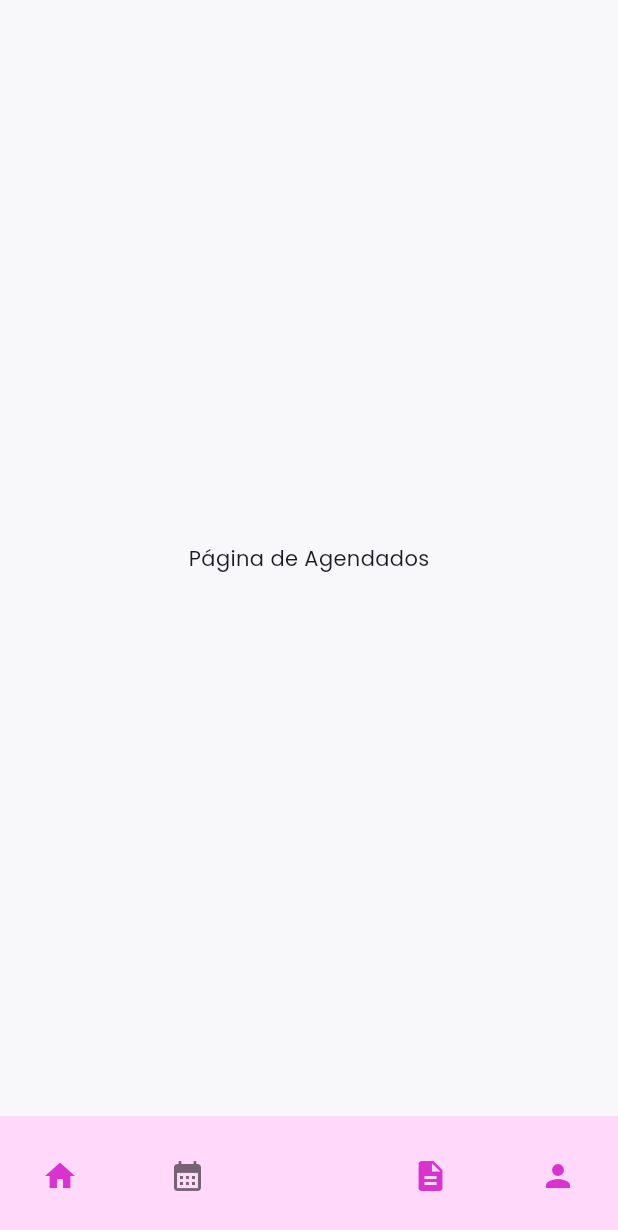
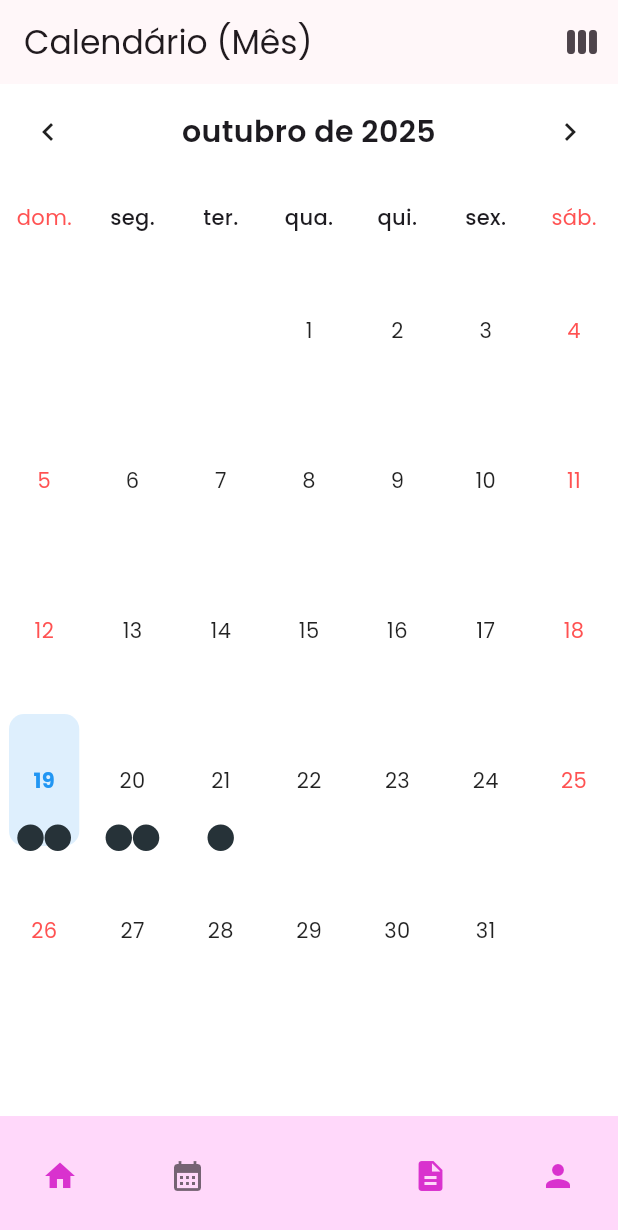
Before and after one commit to Luizgustavoo/tarefascrescer, a Flutter app: the MainScreen screen opened directly, item 2 of the bottom bar chosen, on a phone screen of 412 x 824 dp. Shown: the top 1230 px of the screen. Run offline on Flutter 3.47's test engine with Material 3 defaults, Android fonts, the light colour scheme and no system bars; drawn by our look-alikes of table_calendar; our stand-ins replace flutter_svg, google_fonts, image_picker, shared_preferences; accounts and stored records are empty.

Commit message:
calendar

```diff
--- a/lib/main.dart
+++ b/lib/main.dart
@@ -7,8 +7,11 @@ import 'package:tarefas_projetocrescer/providers/project_status_provider.dart';
 import 'package:tarefas_projetocrescer/providers/task_provider.dart';
 import 'package:tarefas_projetocrescer/providers/task_status_provider.dart';
 import 'package:tarefas_projetocrescer/screens/splash_screen.dart';
+import 'package:intl/date_symbol_data_local.dart';
 
-void main() {
+void main() async {
+  WidgetsFlutterBinding.ensureInitialized();
+  await initializeDateFormatting('pt_BR');
   runApp(
     MultiProvider(
       providers: [
--- /dev/null
+++ b/lib/screens/calendar_screen.dart
@@ -0,0 +1,189 @@
+import 'package:flutter/material.dart';
+import 'package:intl/intl.dart';
+import 'package:table_calendar/table_calendar.dart';
+
+class CalendarScreen extends StatefulWidget {
+  const CalendarScreen({super.key});
+
+  @override
+  State<CalendarScreen> createState() => _CalendarScreenState();
+}
+
+class _CalendarScreenState extends State<CalendarScreen> {
+  CalendarFormat _calendarFormat = CalendarFormat.month;
+  DateTime _focusedDay = DateTime.now();
+  DateTime? _selectedDay;
+  bool _isDayView = false;
+
+  final Map<DateTime, List<String>> _events = {
+    DateTime.utc(2025, 10, 19): ['Reunião com equipe', 'Treino 18h'],
+    DateTime.utc(2025, 10, 20): ['Entrega do relatório', 'Chamada com cliente'],
+    DateTime.utc(2025, 10, 21): ['Aniversário do João'],
+  };
+
+  List<String> _getEventsForDay(DateTime day) =>
+      _events[DateTime.utc(day.year, day.month, day.day)] ?? [];
+
+  @override
+  Widget build(BuildContext context) {
+    final selectedDay = _selectedDay ?? _focusedDay;
+    final events = _getEventsForDay(selectedDay);
+
+    return SafeArea(
+      child: Scaffold(
+        backgroundColor: Colors.white,
+        appBar: AppBar(
+          title: Text(
+            _isDayView
+                ? 'Eventos do Dia'
+                : 'Calendário (${_calendarFormat == CalendarFormat.month ? 'Mês' : 'Semana'})',
+          ),
+          actions: [
+            IconButton(
+              icon: Icon(
+                _isDayView
+                    ? Icons.calendar_month
+                    : _calendarFormat == CalendarFormat.month
+                    ? Icons.view_week
+                    : Icons.calendar_month,
+              ),
+              tooltip: _isDayView
+                  ? 'Voltar ao calendário'
+                  : _calendarFormat == CalendarFormat.month
+                  ? 'Visualizar por semana'
+                  : 'Visualizar por mês',
+              onPressed: () => setState(() {
+                if (_isDayView) {
+                  _isDayView = false;
+                } else {
+                  _calendarFormat = _calendarFormat == CalendarFormat.month
+                      ? CalendarFormat.week
+                      : CalendarFormat.month;
+                }
+              }),
+            ),
+          ],
+        ),
+        body: AnimatedSwitcher(
+          duration: const Duration(milliseconds: 250),
+          child: _isDayView
+              ? _buildDayView(selectedDay, events)
+              : _buildCalendarView(),
+        ),
+      ),
+    );
+  }
+
+  Widget _buildCalendarView() {
+    return TableCalendar<String>(
+      rowHeight: 100,
+      daysOfWeekHeight: 50,
+      locale: 'pt_BR',
+      firstDay: DateTime.utc(2020, 1, 1),
+      lastDay: DateTime.utc(2030, 12, 31),
+      focusedDay: _focusedDay,
+      calendarFormat: _calendarFormat,
+      selectedDayPredicate: (day) => isSameDay(_selectedDay, day),
+      onDaySelected: (selectedDay, focusedDay) {
+        setState(() {
+          _selectedDay = selectedDay;
+          _focusedDay = focusedDay;
+          _isDayView = true;
+        });
+      },
+      onPageChanged: (focusedDay) => _focusedDay = focusedDay,
+      eventLoader: _getEventsForDay,
+      headerStyle: const HeaderStyle(
+        formatButtonVisible: false,
+        titleCentered: true,
+        titleTextStyle: TextStyle(fontSize: 20, fontWeight: FontWeight.w600),
+      ),
+      calendarStyle: CalendarStyle(
+        outsideDaysVisible: false,
+        todayDecoration: BoxDecoration(
+          color: Colors.blue.withOpacity(0.15),
+          borderRadius: BorderRadius.circular(10),
+        ),
+        selectedDecoration: BoxDecoration(
+          color: const Color(0xFF2E7D32),
+          borderRadius: BorderRadius.circular(10),
+        ),
+        todayTextStyle: const TextStyle(
+          color: Colors.blue,
+          fontWeight: FontWeight.bold,
+        ),
+        selectedTextStyle: const TextStyle(
+          color: Colors.white,
+          fontWeight: FontWeight.w600,
+        ),
+        defaultTextStyle: const TextStyle(color: Colors.black87),
+        weekendTextStyle: const TextStyle(color: Colors.redAccent),
+      ),
+      daysOfWeekStyle: const DaysOfWeekStyle(
+        weekdayStyle: TextStyle(fontWeight: FontWeight.w500),
+        weekendStyle: TextStyle(color: Colors.redAccent),
+      ),
+    );
+  }
+
+  Widget _buildDayView(DateTime selectedDay, List<String> events) {
+    return Container(
+      width: double.infinity,
+      color: Colors.grey[100],
+      padding: const EdgeInsets.all(16),
+      child: SingleChildScrollView(
+        child: Column(
+          crossAxisAlignment: CrossAxisAlignment.start,
+          children: [
+            Text(
+              DateFormat(
+                "EEEE, dd 'de' MMMM 'de' yyyy",
+                "pt_BR",
+              ).format(selectedDay),
+              style: const TextStyle(fontSize: 20, fontWeight: FontWeight.bold),
+            ),
+            const SizedBox(height: 16),
+            _EventList(events: events),
+          ],
+        ),
+      ),
+    );
+  }
+}
+
+class _EventList extends StatelessWidget {
+  final List<String> events;
+  const _EventList({required this.events});
+
+  @override
+  Widget build(BuildContext context) {
+    if (events.isEmpty) {
+      return const Text(
+        'Nenhum evento para este dia.',
+        style: TextStyle(fontSize: 16),
+      );
+    }
+
+    return Column(
+      children: events
+          .map(
+            (e) => Card(
+              shape: RoundedRectangleBorder(
+                borderRadius: BorderRadius.circular(12),
+              ),
+              margin: const EdgeInsets.symmetric(vertical: 6),
+              elevation: 1,
+              child: ListTile(
+                leading: const Icon(Icons.event, color: Colors.blueAccent),
+                title: Text(
+                  e,
+                  style: const TextStyle(fontWeight: FontWeight.w500),
+                ),
+                subtitle: const Text('Detalhes do evento'),
+              ),
+            ),
+          )
+          .toList(),
+    );
+  }
+}
--- a/lib/screens/main_screen.dart
+++ b/lib/screens/main_screen.dart
@@ -1,4 +1,5 @@
 import 'package:flutter/material.dart';
+import 'package:tarefas_projetocrescer/screens/calendar_screen.dart';
 import 'home_screen.dart';
 import 'finished_orders_screen.dart';
 import 'widgets/bottom_nav_bar.dart';
@@ -23,7 +24,7 @@ class _MainScreenState extends State<MainScreen> {
     super.initState();
     _pages = [
       HomeScreen(key: _homeScreenKey),
-      const Center(child: Text('Página de Agendados')),
+      const CalendarScreen(),
       const FinishedOrdersScreen(),
       const Center(child: Text('Página de Pessoas')),
     ];
--- a/pubspec.yaml
+++ b/pubspec.yaml
@@ -41,6 +41,7 @@ dependencies:
   provider: ^6.1.2
   http: ^1.2.1
   shared_preferences: ^2.2.3
+  table_calendar: ^3.1.3
 
 dev_dependencies:
   flutter_test:
```
Also changed, not shown: pubspec.lock, 7 other files.
